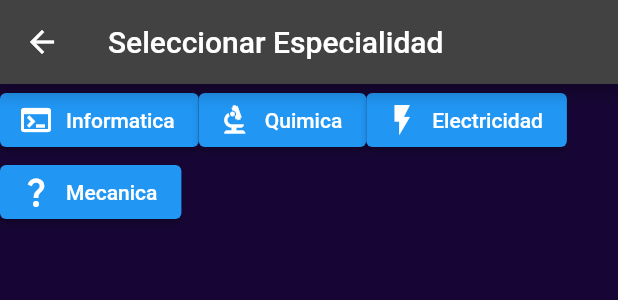
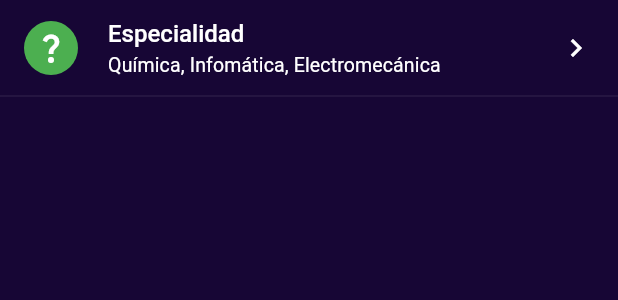
Before and after one commit to ChristopherMendozaL/CTNAPP022, a Flutter app: the SecondRoute widget shown alone on an empty page, opened directly, on a phone screen of 412 x 824 dp. Shown: the top 300 px of the screen. Run offline on Flutter 3.47's test engine with Material 2 defaults, Android fonts, the light colour scheme and no system bars; drawn by our look-alikes of flutter_settings_screens; our stand-ins replace flutter_map, latlong2, shared_preferences, syncfusion_flutter_calendar; missing offline and left inert: excel, shared_preferences_web; accounts and stored records are empty.

Commit message:
Cambios Varios

```diff
--- a/lib/Buscar.dart
+++ b/lib/Buscar.dart
@@ -4,8 +4,7 @@ class Search extends StatelessWidget {
   const Search({Key? key}) : super(key: key);
 
   @override
-  Widget build(BuildContext context) => Scaffold(
-        body:
-            const Center(child: Text('Buscar', style: TextStyle(fontSize: 60))),
+  Widget build(BuildContext context) => const Scaffold(
+        body: Center(child: Text('Buscar', style: TextStyle(fontSize: 60))),
       );
 }
--- a/lib/config_tema.dart
+++ b/lib/config_tema.dart
@@ -1,49 +1,36 @@
+import 'package:ctnapp/icon_widget.dart';
 import 'package:flutter/material.dart';
-import 'package:provider/provider.dart';
-import 'package:shared_preferences/shared_preferences.dart';
+import 'package:flutter_settings_screens/flutter_settings_screens.dart';
 
 void main() {
-  //PARA LO DE CAMBIAR SPECIALIDAD, AUN NO FUNCA
-  // runApp(ChangeNotifierProvider<ThemeNotifier>(
-  //     create: (_) => new ThemeNotifier()));
   const SecondRoute();
 }
 
 class SecondRoute extends StatelessWidget {
   const SecondRoute({Key? key}) : super(key: key);
+  static const keyEspecialidad = 'key-especialidad';
 
   @override
-  Widget build(BuildContext context) {
-    return Scaffold(
-      appBar: AppBar(
-        title: const Text('Seleccionar Especialidad'),
-        leading: IconButton(
-          icon: const Icon(Icons.arrow_back),
-          onPressed: () {
-            Navigator.pop(context, true);
-          },
-        ),
-      ),
-      body: Wrap(
-        children: <Widget>[
-          ElevatedButton.icon(
-              label: const Text('Informatica'),
-              icon: const Icon(Icons.terminal),
-              onPressed: () => {}),
-          ElevatedButton.icon(
-              label: const Text('Quimica'),
-              icon: const Icon(Icons.biotech),
-              onPressed: () => {}),
-          ElevatedButton.icon(
-              label: const Text('Electricidad'),
-              icon: const Icon(Icons.flash_on),
-              onPressed: () => {}),
-          ElevatedButton.icon(
-              label: const Text('Mecanica'),
-              icon: const Icon(Icons.question_mark),
-              onPressed: () => {}),
-        ],
-      ),
+  Widget build(BuildContext context) => SimpleSettingsTile(
+        title: 'Especialidad',
+        subtitle: 'Química, Infomática, Electromecánica',
+        leading: IconWidget(icon: Icons.question_mark, color: Colors.green),
+        child: SettingsScreen(
+            title: 'Especialidad', children: <Widget>[buildEspecialidad()]),
+      );
+}
+
+const keyEspecialidad = 'key-especialidad';
+
+Widget buildEspecialidad() => DropDownSettingsTile(
+      settingKey: keyEspecialidad,
+      title: "loool",
+      selected: 1,
+      values: <int, String>{
+        1: 'Selecciona tu especialidad',
+        2: 'Química Industrial',
+        3: 'Informática',
+        4: 'Construcciones',
+      },
+      onChange: (especialidad) {/*NOOP*/},
     );
-  }
-}
--- a/lib/eventos.dart
+++ /dev/null
@@ -1,6 +0,0 @@
-class Event {
-  final String title;
-  Event({required this.title});
-  @override
-  String toString() => title;
-}
```
Also changed, not shown: lib/Home.dart (+14 -9 lines), lib/config.dart (+4 -11 lines), lib/main.dart (+14 -6 lines), pubspec.yaml (+11 -2 lines), assets/logoctn.png (added), 14 other files.
